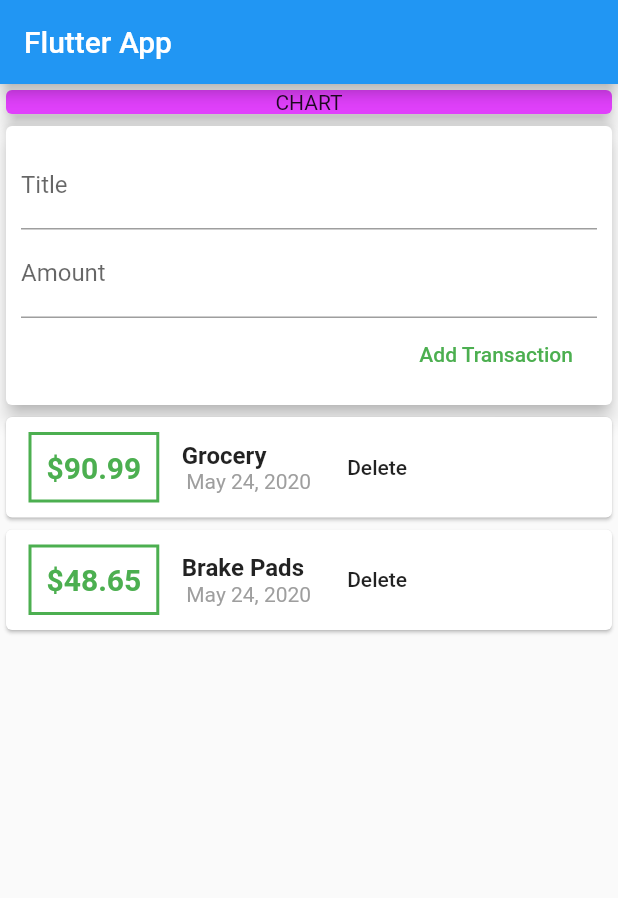
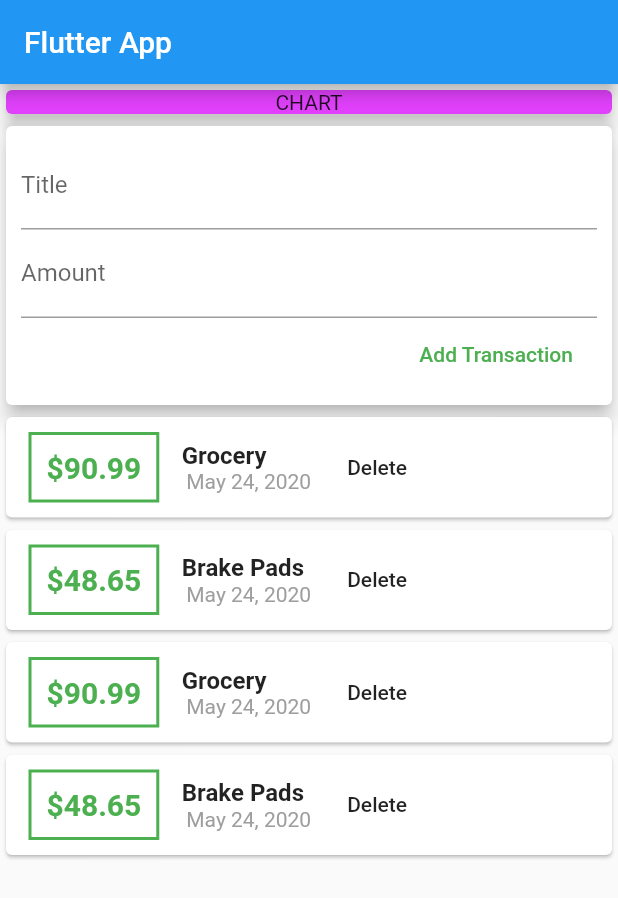
Before and after one commit to kaushalwagle/flutter_intro, a Flutter app: the screen it shows after launch, on a phone screen of 412 x 824 dp. Shown: the top 898 px of the screen. Run offline on Flutter 3.47's test engine with Material 2 defaults, Android fonts, the phone set to English and light mode, and no system bars.

Commit message:
Section 4 Lecture 88: Working with ListViews

```diff
--- a/lib/main.dart
+++ b/lib/main.dart
@@ -26,7 +26,8 @@ class MyHomePage extends StatelessWidget {
       appBar: AppBar(
         title: Text('Flutter App'),
       ),
-      body: Column(
+      body: SingleChildScrollView(
+        child: Column(
           mainAxisAlignment: MainAxisAlignment.start,
           crossAxisAlignment: CrossAxisAlignment.stretch,
           children: <Widget>[
@@ -44,6 +45,7 @@ class MyHomePage extends StatelessWidget {
             UserTransactions(),
           ],
         ),
+      ),
     );
   }
 }
--- a/lib/wigets/transaction_list.dart
+++ b/lib/wigets/transaction_list.dart
@@ -10,8 +10,10 @@ class TransactionList extends StatelessWidget {
 
   @override
   Widget build(BuildContext context) {
-    return Column(
-      children: _transactions.map((tx) {
+    return Container(
+      height: 300,
+      child: ListView.builder(
+        itemBuilder: (contex, index) {
           return Card(
             child: Row(
               children: <Widget>[
@@ -28,7 +30,7 @@ class TransactionList extends StatelessWidget {
                   ),
                   padding: EdgeInsets.all(10),
                   child: Text(
-                  '\$${tx.amount}',
+                    '\$${_transactions[index].amount}',
                     style: TextStyle(
                       fontWeight: FontWeight.bold,
                       fontSize: 20,
@@ -41,7 +43,7 @@ class TransactionList extends StatelessWidget {
                   children: <Widget>[
                     Container(
                       child: Text(
-                      tx.title,
+                        _transactions[index].title,
                         style: TextStyle(
                           fontSize: 16,
                           fontWeight: FontWeight.bold,
@@ -51,7 +53,7 @@ class TransactionList extends StatelessWidget {
                     Container(
                       padding: EdgeInsets.only(left: 3),
                       child: Text(
-                      DateFormat('yMMMd').format(tx.date),
+                        DateFormat('yMMMd').format(_transactions[index].date),
                         style: TextStyle(
                           color: Colors.grey,
                         ),
@@ -69,7 +71,9 @@ class TransactionList extends StatelessWidget {
               ],
             ),
           );
-      }).toList(),
+        },
+        itemCount: _transactions.length,
+      ),
     );
   }
 }
--- a/lib/wigets/user_transactions.dart
+++ b/lib/wigets/user_transactions.dart
@@ -13,6 +13,39 @@ class UserTransactions extends StatefulWidget {
 class _UserTransactionsState extends State<UserTransactions> {
   final List<Transaction> _userTransactions = [
     Transaction(
+      id: 'T1',
+      title: 'Grocery',
+      amount: 90.99,
+      date: DateTime.now(),
+    ),
+    Transaction(
+      id: 'T2',
+      title: 'Brake Pads',
+      amount: 48.65,
+      date: DateTime.now(),
+    ),Transaction(
+      id: 'T1',
+      title: 'Grocery',
+      amount: 90.99,
+      date: DateTime.now(),
+    ),
+    Transaction(
+      id: 'T2',
+      title: 'Brake Pads',
+      amount: 48.65,
+      date: DateTime.now(),
+    ),Transaction(
+      id: 'T1',
+      title: 'Grocery',
+      amount: 90.99,
+      date: DateTime.now(),
+    ),
+    Transaction(
+      id: 'T2',
+      title: 'Brake Pads',
+      amount: 48.65,
+      date: DateTime.now(),
+    ),Transaction(
       id: 'T1',
       title: 'Grocery',
       amount: 90.99,
```
Lines whose indentation alone changed are shown as unchanged.
